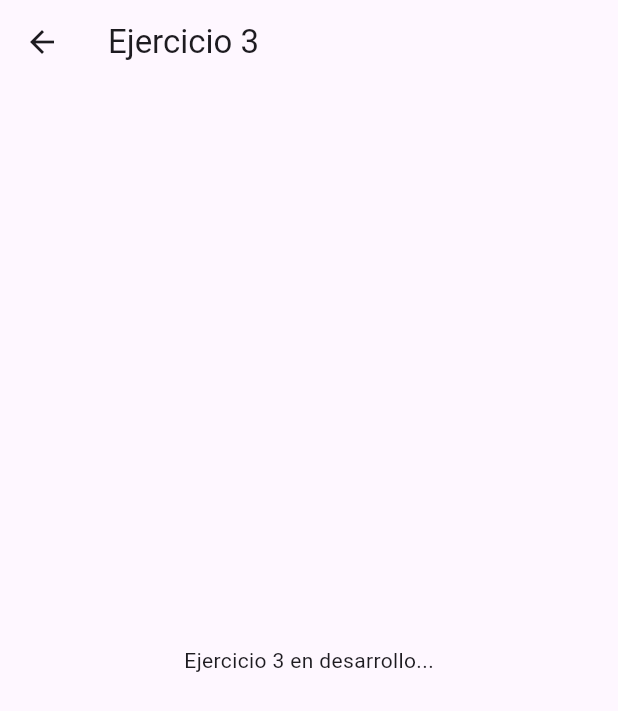
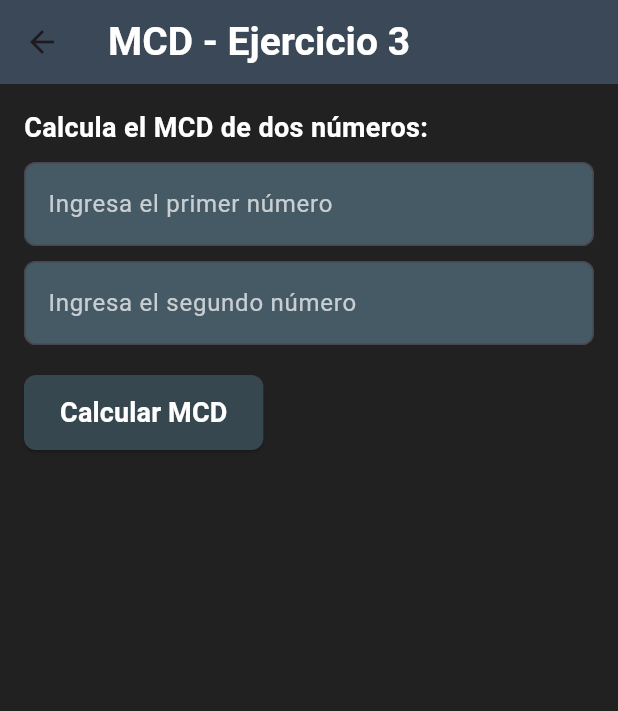
Before and after one commit to Alex-Trejo/Tarea_1.2_Moviles_Desarrollo_de_una_aplicaci-n_m-vil_de_controles_b-sicos, a Flutter app: the screen it shows after launch, after a tap on "Ejercicio 3", on a phone screen of 412 x 824 dp. Shown: the top 711 px of the screen. Run offline on Flutter 3.47's test engine with Material 3 defaults, Android fonts, the phone set to English and light mode, and no system bars.

Commit message:
Ejercicio 2 & 3 v 1.0.0

```diff
--- /dev/null
+++ b/tarea_moviles_controles_basicos/lib/pages/ejercicio_3_page.dart
@@ -0,0 +1,163 @@
+import 'package:flutter/material.dart';
+import '../logica/logica_ejercicio3_mcd.dart'; // Importar la lógica de cálculo del MCD
+
+class Ejercicio3Page extends StatefulWidget {
+  const Ejercicio3Page({super.key});
+
+  @override
+  _Ejercicio3PageState createState() => _Ejercicio3PageState();
+}
+
+class _Ejercicio3PageState extends State<Ejercicio3Page> {
+  final TextEditingController _numero1Controller = TextEditingController();
+  final TextEditingController _numero2Controller = TextEditingController();
+  int? _resultado;
+  bool _isLoading = false;
+  String _errorMessage = ''; // Para mostrar el mensaje de error si no se puede calcular el MCD
+
+  void _calcularMCD() {
+    setState(() {
+      _isLoading = true; // Activar el estado de carga mientras se calcula el MCD
+      _errorMessage = ''; // Limpiar cualquier mensaje de error anterior
+      _resultado = null; // Limpiar el resultado anterior
+    });
+
+    final numero1 = int.tryParse(_numero1Controller.text);
+    final numero2 = int.tryParse(_numero2Controller.text);
+
+    if (numero1 == null || numero2 == null || numero1 <= 0 || numero2 <= 0) {
+      setState(() {
+        _isLoading = false;
+        _errorMessage = 'Por favor ingrese dos números enteros positivos.';
+      });
+      return;
+    }
+
+    // Calcular el MCD
+    Future.delayed(const Duration(seconds: 1), () {
+      try {
+        final mcd = calcularMCD(numero1, numero2);
+        setState(() {
+          _resultado = mcd;
+          _isLoading = false; // Desactivar el estado de carga cuando termine
+        });
+      } catch (e) {
+        setState(() {
+          _isLoading = false;
+          _errorMessage = 'Error al calcular el MCD: $e'; // Mostrar el mensaje de error
+        });
+      }
+    });
+  }
+
+  @override
+  Widget build(BuildContext context) {
+    return Scaffold(
+      backgroundColor: Colors.grey[900], // Fondo oscuro suave
+      appBar: AppBar(
+        title: const Text(
+          'MCD - Ejercicio 3',
+          style: TextStyle(
+            fontFamily: 'Roboto',
+            fontWeight: FontWeight.bold,
+            fontSize: 26,
+            color: Colors.white,
+          ),
+        ),
+        backgroundColor: Colors.blueGrey[800],
+        elevation: 4,
+      ),
+      body: Padding(
+        padding: const EdgeInsets.all(16.0),
+        child: Column(
+          crossAxisAlignment: CrossAxisAlignment.start,
+          children: [
+            const Text(
+              'Calcula el MCD de dos números:',
+              style: TextStyle(
+                fontSize: 18,
+                fontWeight: FontWeight.bold,
+                color: Colors.white,
+              ),
+            ),
+            const SizedBox(height: 10),
+            TextField(
+              controller: _numero1Controller,
+              keyboardType: TextInputType.number,
+              style: const TextStyle(color: Colors.white),
+              decoration: InputDecoration(
+                hintText: 'Ingresa el primer número',
+                hintStyle: TextStyle(color: Colors.white.withOpacity(0.7)),
+                filled: true,
+                fillColor: Colors.blueGrey[700],
+                border: OutlineInputBorder(
+                  borderRadius: BorderRadius.circular(8.0),
+                ),
+              ),
+            ),
+            const SizedBox(height: 10),
+            TextField(
+              controller: _numero2Controller,
+              keyboardType: TextInputType.number,
+              style: const TextStyle(color: Colors.white),
+              decoration: InputDecoration(
+                hintText: 'Ingresa el segundo número',
+                hintStyle: TextStyle(color: Colors.white.withOpacity(0.7)),
+                filled: true,
+                fillColor: Colors.blueGrey[700],
+                border: OutlineInputBorder(
+                  borderRadius: BorderRadius.circular(8.0),
+                ),
+              ),
+            ),
+            const SizedBox(height: 20),
+            ElevatedButton(
+              onPressed: _calcularMCD,
+              style: ElevatedButton.styleFrom(
+                backgroundColor: Colors.blueGrey[800],
+                padding: const EdgeInsets.symmetric(vertical: 12, horizontal: 24),
+                shape: RoundedRectangleBorder(
+                  borderRadius: BorderRadius.circular(8.0),
+                ),
+              ),
+              child: const Text(
+                'Calcular MCD',
+                style: TextStyle(
+                  fontSize: 18,
+                  fontWeight: FontWeight.bold,
+                  color: Colors.white,
+                ),
+              ),
+            ),
+            const SizedBox(height: 30),
+            _isLoading
+                ? const Center(child: CircularProgressIndicator()) // Mostrar carga mientras se calcula el MCD
+                : _errorMessage.isNotEmpty
+                    ? Center(
+                        child: Text(
+                          _errorMessage,
+                          style: const TextStyle(
+                            color: Colors.red,
+                            fontSize: 16,
+                            fontWeight: FontWeight.bold,
+                          ),
+                        ),
+                      )
+                    : _resultado != null
+                        ? Center(
+                            child: Text(
+                              'MCD: $_resultado',
+                              style: const TextStyle(
+                                color: Colors.green,
+                                fontSize: 20,
+                                fontWeight: FontWeight.bold,
+                              ),
+                            ),
+                          )
+                        : const SizedBox.shrink(), // No mostrar nada si no hay resultado
+          ],
+        ),
+      ),
+    );
+  }
+}
--- a/tarea_moviles_controles_basicos/lib/pages/home_page.dart
+++ b/tarea_moviles_controles_basicos/lib/pages/home_page.dart
@@ -1,6 +1,8 @@
 import 'package:flutter/material.dart';
+import 'ejercicio_1_page.dart';
+import 'ejercicio_2_page.dart';
+import 'ejercicio_3_page.dart';
 import 'ejercicio_4_page.dart';
-import 'ejercicio_1_page.dart';
 
 class HomePage extends StatelessWidget {
   const HomePage({Key? key}) : super(key: key);
@@ -50,20 +52,14 @@ class HomePage extends StatelessWidget {
                   title: 'Ejercicio 2',
                   description: 'Factorial de un número',
                   icon: Icons.exposure,
-                  page: Scaffold(
-                    appBar: AppBar(title: const Text('Ejercicio 2')),
-                    body: const Center(child: Text('Ejercicio 2 en desarrollo...')),
-                  ),
+                  page: const Ejercicio2Page(),
                 ),
                 _buildMenuCard(
                   context,
                   title: 'Ejercicio 3',
                   description: 'MCD de dos números',
                   icon: Icons.functions,
-                  page: Scaffold(
-                    appBar: AppBar(title: const Text('Ejercicio 3')),
-                    body: const Center(child: Text('Ejercicio 3 en desarrollo...')),
-                  ),
+                  page: const Ejercicio3Page(),
                 ),
                 _buildMenuCard(
                   context,
```
Also changed, not shown: tarea_moviles_controles_basicos/lib/logica/logica_ejercicio2_factorial.dart (added, +10 -0 lines), tarea_moviles_controles_basicos/lib/logica/logica_ejercicio3_mcd.dart (added, +13 -0 lines), tarea_moviles_controles_basicos/lib/pages/ejercicio_2_page.dart (added, +146 -0 lines).
